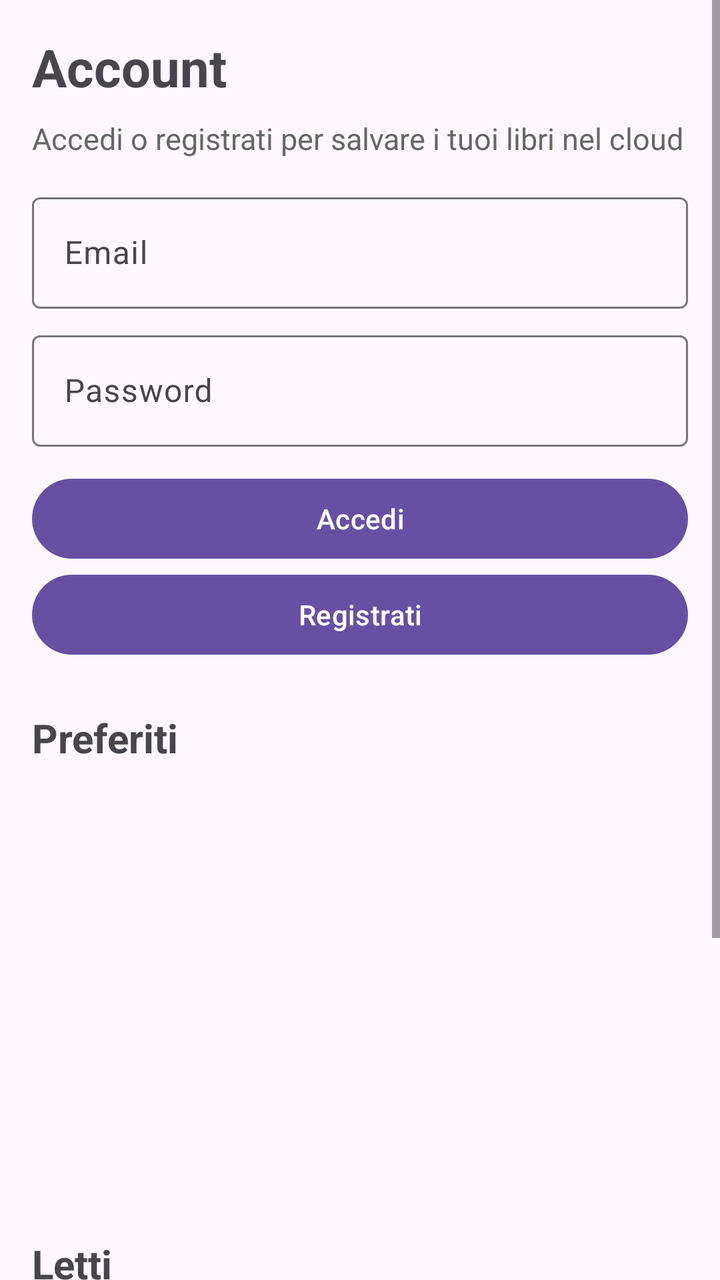
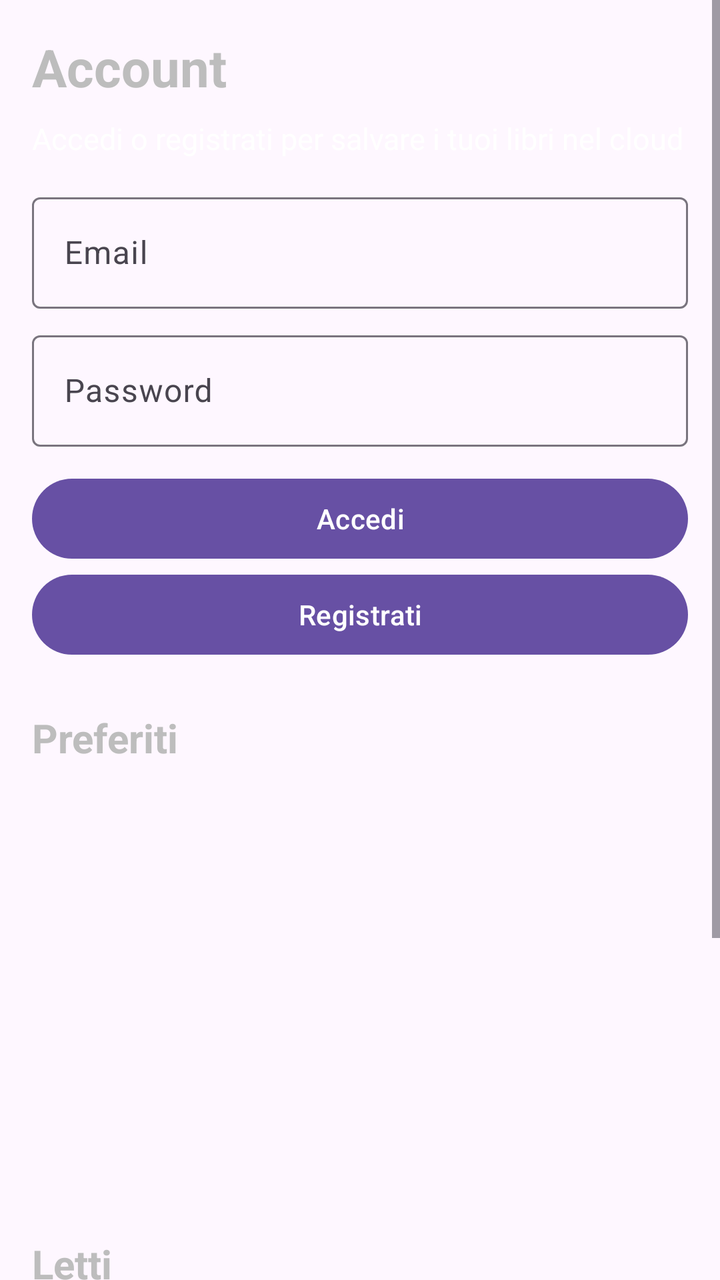

The first picture is an Android layout as it rendered before a commit; the second is the same layout after the commit. The layout source and the unified diff follow.
<!-- AndroidManifest.xml: application theme Theme.Bookt -->
<!-- res/layout/fragment_account.xml -->
<?xml version="1.0" encoding="utf-8"?>
<ScrollView xmlns:android="http://schemas.android.com/apk/res/android"
    xmlns:tools="http://schemas.android.com/tools"
    android:layout_width="match_parent"
    android:layout_height="match_parent"
    tools:context=".ui.account.AccountFragment">

    <LinearLayout
        android:layout_width="match_parent"
        android:layout_height="wrap_content"
        android:orientation="vertical"
        android:padding="16dp">

        <TextView
            android:id="@+id/tvAccountTitle"
            android:layout_width="wrap_content"
            android:layout_height="wrap_content"
            android:text="Account"
            android:textSize="26sp"
            android:textStyle="bold" />

        <TextView
            android:id="@+id/tvAccountStatus"
            android:layout_width="match_parent"
            android:layout_height="wrap_content"
            android:layout_marginTop="8dp"
            android:text="Accedi o registrati per salvare i tuoi libri nel cloud"
            android:textColor="#666666"
            android:textSize="15sp" />

        <com.google.android.material.textfield.TextInputLayout
            android:layout_width="match_parent"
            android:layout_height="wrap_content"
            android:layout_marginTop="14dp"
            android:hint="Email">

            <com.google.android.material.textfield.TextInputEditText
                android:id="@+id/etEmail"
                android:layout_width="match_parent"
                android:layout_height="wrap_content"
                android:inputType="textEmailAddress" />
        </com.google.android.material.textfield.TextInputLayout>

        <com.google.android.material.textfield.TextInputLayout
            android:layout_width="match_parent"
            android:layout_height="wrap_content"
            android:layout_marginTop="8dp"
            android:hint="Password">

            <com.google.android.material.textfield.TextInputEditText
                android:id="@+id/etPassword"
                android:layout_width="match_parent"
                android:layout_height="wrap_content"
                android:inputType="textPassword" />
        </com.google.android.material.textfield.TextInputLayout>

        <com.google.android.material.button.MaterialButton
            android:id="@+id/btnLogin"
            android:layout_width="match_parent"
            android:layout_height="wrap_content"
            android:layout_marginTop="12dp"
            android:text="Accedi" />

        <com.google.android.material.button.MaterialButton
            android:id="@+id/btnRegister"
            android:layout_width="match_parent"
            android:layout_height="wrap_content"
            android:text="Registrati" />

        <com.google.android.material.button.MaterialButton
            android:id="@+id/btnLogout"
            android:layout_width="match_parent"
            android:layout_height="wrap_content"
            android:text="Logout"
            android:visibility="gone" />

        <ProgressBar
            android:id="@+id/progressBarAccount"
            android:layout_width="wrap_content"
            android:layout_height="wrap_content"
            android:layout_gravity="center_horizontal"
            android:layout_marginTop="24dp"
            android:visibility="gone" />

        <TextView
            android:id="@+id/tvAccountLoadStatus"
            android:layout_width="match_parent"
            android:layout_height="wrap_content"
            android:layout_marginTop="10dp"
            android:gravity="center"
            android:text="Caricamento libreria..."
            android:textColor="#666666"
            android:textSize="15sp"
            android:visibility="gone" />

        <TextView
            android:id="@+id/tvFavoritesTitle"
            android:layout_width="wrap_content"
            android:layout_height="wrap_content"
            android:layout_marginTop="24dp"
            android:text="Preferiti"
            android:textSize="20sp"
            android:textStyle="bold" />

        <TextView
            android:id="@+id/tvEmptyFavorites"
            android:layout_width="wrap_content"
            android:layout_height="wrap_content"
            android:layout_marginTop="8dp"
            android:text="Non hai ancora aggiunto libri ai preferiti"
            android:textColor="#666666"
            android:textSize="15sp"
            android:visibility="gone" />

        <androidx.recyclerview.widget.RecyclerView
            android:id="@+id/rvFavoriteBooks"
            android:layout_width="match_parent"
            android:layout_height="200dp"
            android:layout_marginTop="12dp"
            android:clipToPadding="false"
            android:paddingEnd="16dp"
            android:nestedScrollingEnabled="false"
            tools:listitem="@layout/item_saved_book" />

        <TextView
            android:id="@+id/tvReadTitle"
            android:layout_width="wrap_content"
            android:layout_height="wrap_content"
            android:layout_marginTop="24dp"
            android:text="Letti"
            android:textSize="20sp"
            android:textStyle="bold" />

        <TextView
            android:id="@+id/tvEmptyRead"
            android:layout_width="wrap_content"
            android:layout_height="wrap_content"
            android:layout_marginTop="8dp"
            android:text="Non hai ancora segnato libri come letti"
            android:textColor="#666666"
            android:textSize="15sp"
            android:visibility="gone" />

        <androidx.recyclerview.widget.RecyclerView
            android:id="@+id/rvReadBooks"
            android:layout_width="match_parent"
            android:layout_height="200dp"
            android:layout_marginTop="12dp"
            android:clipToPadding="false"
            android:paddingEnd="16dp"
            android:nestedScrollingEnabled="false"
            tools:listitem="@layout/item_saved_book" />

    </LinearLayout>
</ScrollView>
<!-- res/layout/item_saved_book.xml (included above) -->
<?xml version="1.0" encoding="utf-8"?>
<com.google.android.material.card.MaterialCardView xmlns:android="http://schemas.android.com/apk/res/android"
    xmlns:app="http://schemas.android.com/apk/res-auto"
    android:layout_width="118dp"
    android:layout_height="188dp"
    android:layout_marginEnd="12dp"
    android:layout_marginBottom="14dp"
    app:cardCornerRadius="18dp"
    app:cardElevation="3dp"
    app:strokeWidth="1dp"
    app:strokeColor="#18000000">

    <FrameLayout
        android:layout_width="match_parent"
        android:layout_height="match_parent">

        <ImageView
            android:id="@+id/imgSavedBookCover"
            android:layout_width="match_parent"
            android:layout_height="match_parent"
            android:contentDescription="Copertina libro"
            android:scaleType="centerCrop"
            android:src="@android:drawable/ic_menu_report_image" />

        <View
            android:layout_width="match_parent"
            android:layout_height="78dp"
            android:layout_gravity="bottom"
            android:background="#B0000000" />

        <LinearLayout
            android:layout_width="match_parent"
            android:layout_height="78dp"
            android:layout_gravity="bottom"
            android:orientation="vertical"
            android:paddingStart="8dp"
            android:paddingTop="7dp"
            android:paddingEnd="8dp"
            android:paddingBottom="7dp">

            <TextView
                android:id="@+id/tvSavedBookTitle"
                android:layout_width="match_parent"
                android:layout_height="wrap_content"
                android:ellipsize="end"
                android:maxLines="2"
                android:text="Titolo libro"
                android:textColor="@android:color/white"
                android:textSize="12sp"
                android:textStyle="bold" />

            <TextView
                android:id="@+id/tvSavedBookAuthor"
                android:layout_width="match_parent"
                android:layout_height="wrap_content"
                android:layout_marginTop="3dp"
                android:ellipsize="end"
                android:maxLines="1"
                android:text="Autore"
                android:textColor="#DDFFFFFF"
                android:textSize="10sp" />

            <TextView
                android:id="@+id/tvSavedBookCategory"
                android:layout_width="match_parent"
                android:layout_height="wrap_content"
                android:layout_marginTop="3dp"
                android:ellipsize="end"
                android:maxLines="1"
                android:text="Categoria"
                android:textColor="#BFFFFFFF"
                android:textSize="9sp" />
        </LinearLayout>

    </FrameLayout>

</com.google.android.material.card.MaterialCardView>
<!-- resources referenced by this layout -->
<resources>
  <style name="Theme.Bookt" parent="Base.Theme.Bookt" />
  <style name="Base.Theme.Bookt" parent="Theme.Material3.DayNight.NoActionBar">
      </style>
</resources>

<!-- the commit's change to res/layout/fragment_account.xml (unified diff, before → after) -->
@@ -16,6 +16,7 @@
             android:layout_width="wrap_content"
             android:layout_height="wrap_content"
             android:text="Account"
+            android:textColor="#BDBDBD"
             android:textSize="26sp"
             android:textStyle="bold" />
 
@@ -25,7 +26,7 @@
             android:layout_height="wrap_content"
             android:layout_marginTop="8dp"
             android:text="Accedi o registrati per salvare i tuoi libri nel cloud"
-            android:textColor="#666666"
+            android:textColor="#FFFFFF"
             android:textSize="15sp" />
 
         <com.google.android.material.textfield.TextInputLayout
@@ -89,7 +90,7 @@
             android:layout_marginTop="10dp"
             android:gravity="center"
             android:text="Caricamento libreria..."
-            android:textColor="#666666"
+            android:textColor="#FFFFFF"
             android:textSize="15sp"
             android:visibility="gone" />
 
@@ -99,6 +100,7 @@
             android:layout_height="wrap_content"
             android:layout_marginTop="24dp"
             android:text="Preferiti"
+            android:textColor="#BDBDBD"
             android:textSize="20sp"
             android:textStyle="bold" />
 
@@ -108,7 +110,7 @@
             android:layout_height="wrap_content"
             android:layout_marginTop="8dp"
             android:text="Non hai ancora aggiunto libri ai preferiti"
-            android:textColor="#666666"
+            android:textColor="#FFFFFF"
             android:textSize="15sp"
             android:visibility="gone" />
 
@@ -128,6 +130,7 @@
             android:layout_height="wrap_content"
             android:layout_marginTop="24dp"
             android:text="Letti"
+            android:textColor="#BDBDBD"
             android:textSize="20sp"
             android:textStyle="bold" />
 
@@ -137,7 +140,7 @@
             android:layout_height="wrap_content"
             android:layout_marginTop="8dp"
             android:text="Non hai ancora segnato libri come letti"
-            android:textColor="#666666"
+            android:textColor="#FFFFFF"
             android:textSize="15sp"
             android:visibility="gone" />
 
